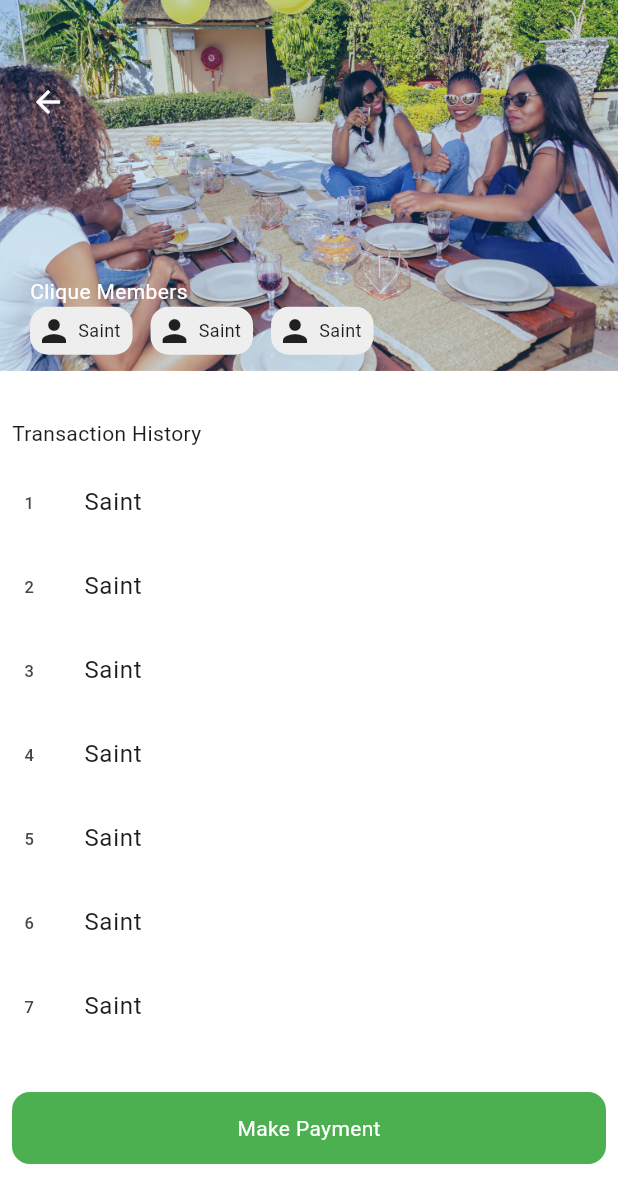
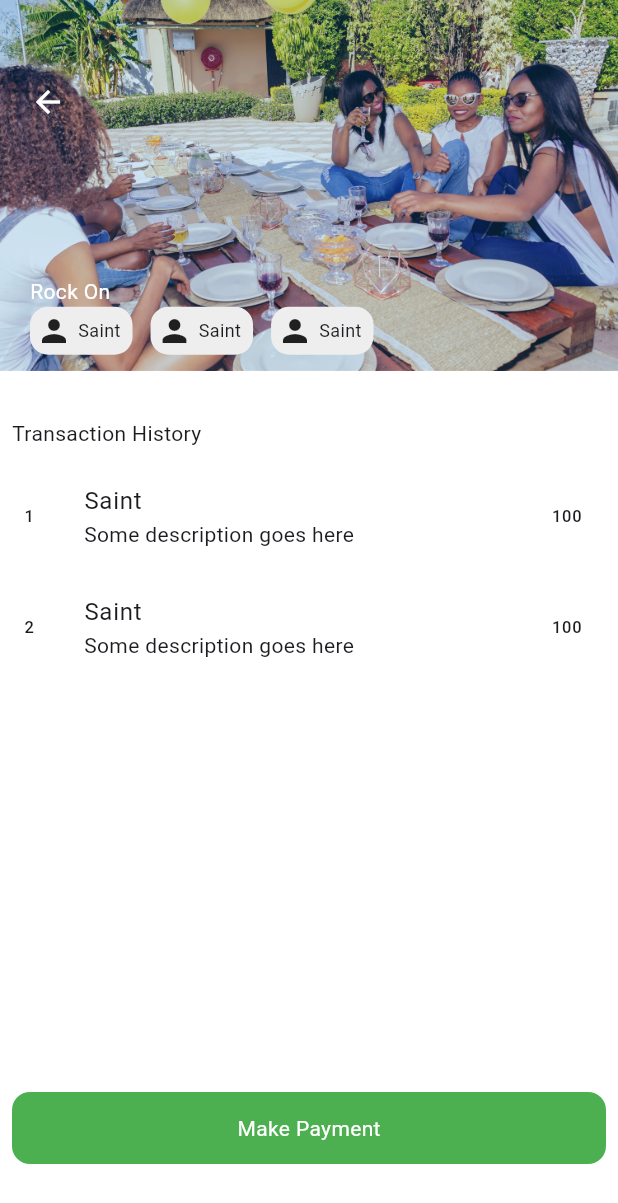
Before and after one commit to saintjanney/cliques_and_households, a Flutter app: the CliquesAndHousholds screen opened directly, after a tap on an icon or button, on a phone screen of 412 x 824 dp. Shown: the top 1203 px of the screen. Run offline on Flutter 3.47's test engine with Material 3 defaults, Android fonts, the phone set to English and light mode, and no system bars; our stand-ins replace cached_network_image, cloud_firestore, firebase_core, flutter_animate, flutter_svg, gap and 2 more; accounts and stored records are empty; network calls fail.

Commit message:
added transacitons to group view

```diff
--- a/lib/screens/cliquesandhouseholds.dart
+++ b/lib/screens/cliquesandhouseholds.dart
@@ -1,13 +1,11 @@
-import 'package:cliques_and_households/models/clique.dart';
 import 'package:cliques_and_households/models/group_model.dart';
-import 'package:cliques_and_households/models/household.dart';
+import 'package:cliques_and_households/models/group_transactions.dart';
 import 'package:cliques_and_households/widgets/groupCard.dart';
 import 'package:cliques_and_households/screens/expanded_clique.dart';
 import 'package:cliques_and_households/screens/expanded_household.dart';
 import 'package:cliques_and_households/widgets/clique_banner.dart';
 import 'package:cliques_and_households/screens/create_group.dart';
 import 'package:flutter/material.dart';
-import 'package:skeletonizer/skeletonizer.dart';
 
 class CliquesAndHousholds extends StatefulWidget {
   const CliquesAndHousholds({super.key});
@@ -21,7 +19,24 @@ class _CliquesAndHousholdsState extends State<CliquesAndHousholds> {
     Group(
         groupId: "groupId",
         members: [],
-        transactions: [],
+        transactions: [
+          Transaction(
+              transactionId: "transactionId",
+              groupId: "groupId",
+              description: "Some description goes here",
+              timestamp: "timestamp",
+              amount: "100",
+              contributions: {
+                "userId": 100,
+              }),
+          Transaction(
+              transactionId: "transactionId",
+              groupId: "groupId",
+              description: "Some description goes here",
+              timestamp: "timestamp",
+              amount: "100",
+              contributions: {})
+        ],
         groupName: "Rock On"),
     Group(
         groupId: "groupId",
@@ -114,7 +129,9 @@ class _CliquesAndHousholdsState extends State<CliquesAndHousholds> {
                                   context,
                                   MaterialPageRoute<void>(
                                     builder: (BuildContext context) =>
-                                        const ExpandedClique(),
+                                        ExpandedClique(
+                                      group: cliques[index],
+                                    ),
                                   ));
                             },
                             child: GroupCard(
--- a/lib/screens/expanded_clique.dart
+++ b/lib/screens/expanded_clique.dart
@@ -1,3 +1,4 @@
+import 'package:cliques_and_households/models/group_model.dart';
 import 'package:cliques_and_households/widgets/custom_button.dart';
 import 'package:cliques_and_households/widgets/custom_sliver_appbar.dart';
 import 'package:cliques_and_households/widgets/kowri_protect_list_component.dart';
@@ -5,7 +6,8 @@ import 'package:cliques_and_households/widgets/make_payment_bottomsheet.dart';
 import 'package:flutter/material.dart';
 
 class ExpandedClique extends StatelessWidget {
-  const ExpandedClique({super.key});
+  final Group group;
+  const ExpandedClique({super.key, required this.group});
 
   @override
   Widget build(BuildContext context) {
@@ -19,7 +21,7 @@ class ExpandedClique extends StatelessWidget {
           decoration: const BoxDecoration(
               color: Colors.blue,
               image: DecorationImage(
-                opacity: 0.8,
+                  opacity: 0.8,
                   image: AssetImage("assets/images/clique.jpg"),
                   fit: BoxFit.cover)),
           child: Stack(
@@ -35,10 +37,10 @@ class ExpandedClique extends StatelessWidget {
                       color: Colors.white,
                     )),
               ),
-              const Align(
+              Align(
                   alignment: Alignment(-1, 0.625),
                   child: Text(
-                    "Clique Members",
+                    group.groupName,
                     style: TextStyle(color: Colors.white),
                   )),
               Align(
@@ -85,12 +87,32 @@ class ExpandedClique extends StatelessWidget {
         ),
         Expanded(
           child: ListView.builder(
-              itemCount: 10,
+              itemCount: group.transactions.length,
               padding: EdgeInsets.zero,
               itemBuilder: (context, index) {
-                return ListTile(
+                return ExpansionTile(
                   leading: Text("${index + 1}"),
+                  subtitle: Text(group.transactions[index].description),
+                  trailing: Text(group.transactions[index].amount.toString()),
                   title: const Text("Saint"),
+                  expandedCrossAxisAlignment: CrossAxisAlignment.start,
+                  children: [
+                    for (String s
+                        in group.transactions[index].contributions.keys)
+                      Padding(
+                        padding: const EdgeInsets.all(8.0),
+                        child: Row(
+                          children: [
+                            Text(s),
+                            const SizedBox(
+                              width: 8,
+                            ),
+                            Text(group.transactions[index].contributions[s]
+                                .toString())
+                          ],
+                        ),
+                      )
+                  ],
                 );
               }),
         ),
```
